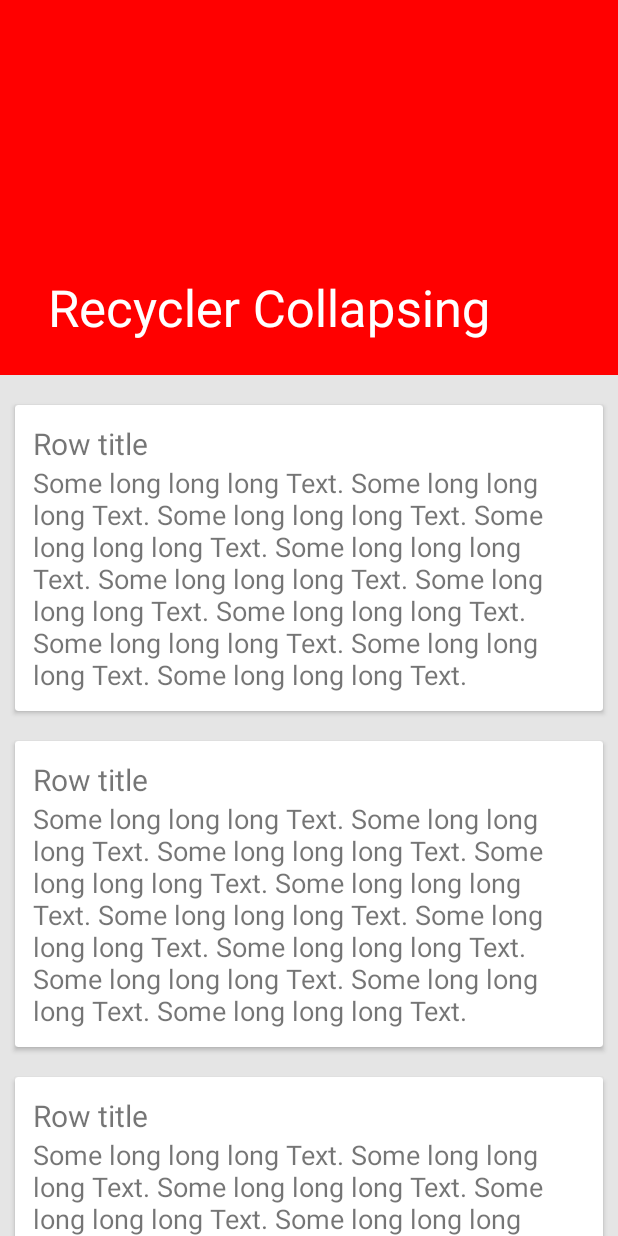
After one commit to Kirchhoff-/Example, an Android app: the RecyclerCollapsingToolbarActivity screen opened directly, with no data from a screen before it, on a phone screen of 412 x 824 dp. The commit adds this screen. Run offline under Robolectric (Android 15) with nearby library versions, the phone set to English and light mode, and no system bars.

Commit message:
Add Collapsing toolbar example.

```diff
--- a/app/src/main/AndroidManifest.xml
+++ b/app/src/main/AndroidManifest.xml
@@ -37,6 +37,11 @@
             android:name=".ui.recycler.swipe.RecyclerCustomSwipeActivity"
             android:label="@string/custom.recycler.swipe" />
 
+        <activity
+            android:name=".ui.recycler.toolbar.RecyclerCollapsingToolbarActivity"
+            android:label="@string/recycler.collapsing.title"
+            android:theme="@style/AppTheme.NoActionBar" />
+
     </application>
 
 </manifest>
--- a/app/src/main/java/com/example/kirchhoff/example/MainActivity.java
+++ b/app/src/main/java/com/example/kirchhoff/example/MainActivity.java
@@ -8,6 +8,7 @@ import com.example.kirchhoff.example.ui.databinding.DataBindingActivity;
 import com.example.kirchhoff.example.ui.fab.FabAnimationActivity;
 import com.example.kirchhoff.example.ui.recycler.search.RecyclerSearchActivity;
 import com.example.kirchhoff.example.ui.recycler.swipe.RecyclerCustomSwipeActivity;
+import com.example.kirchhoff.example.ui.recycler.toolbar.RecyclerCollapsingToolbarActivity;
 
 public class MainActivity extends AppCompatActivity implements View.OnClickListener {
 
@@ -20,6 +21,7 @@ public class MainActivity extends AppCompatActivity implements View.OnClickListe
         findViewById(R.id.dataBindingExample).setOnClickListener(this);
         findViewById(R.id.fabAnimationExample).setOnClickListener(this);
         findViewById(R.id.customRecyclerSwipe).setOnClickListener(this);
+        findViewById(R.id.recyclerCollapsing).setOnClickListener(this);
     }
 
     @Override
@@ -32,5 +34,7 @@ public class MainActivity extends AppCompatActivity implements View.OnClickListe
             FabAnimationActivity.startMe(this);
         else if (view.getId() == R.id.customRecyclerSwipe)
             RecyclerCustomSwipeActivity.startMe(this);
+        else if (view.getId() == R.id.recyclerCollapsing)
+            RecyclerCollapsingToolbarActivity.startMe(this);
     }
 }
--- /dev/null
+++ b/app/src/main/java/com/example/kirchhoff/example/ui/recycler/toolbar/RecyclerCollapsingToolbarActivity.java
@@ -0,0 +1,32 @@
+package com.example.kirchhoff.example.ui.recycler.toolbar;
+
+import android.content.Context;
+import android.content.Intent;
+import android.os.Bundle;
+import android.support.annotation.Nullable;
+import android.support.v7.app.AppCompatActivity;
+import android.support.v7.widget.Toolbar;
+
+import com.example.kirchhoff.example.R;
+
+/**
+ * @author Kirchhoff-
+ */
+
+public class RecyclerCollapsingToolbarActivity extends AppCompatActivity {
+
+
+    public static void startMe(Context context) {
+        Intent intent = new Intent(context, RecyclerCollapsingToolbarActivity.class);
+        context.startActivity(intent);
+    }
+
+
+    @Override
+    protected void onCreate(@Nullable Bundle savedInstanceState) {
+        super.onCreate(savedInstanceState);
+        setContentView(R.layout.a_recycler_collapsing_toolbard);
+        Toolbar toolbar = (Toolbar) findViewById(R.id.toolbar);
+        setSupportActionBar(toolbar);
+    }
+}
--- a/app/src/main/res/layout/a_main.xml
+++ b/app/src/main/res/layout/a_main.xml
@@ -31,4 +31,11 @@
         android:layout_height="wrap_content"
         android:text="@string/custom.recycler.swipe.example" />
 
+
+    <Button
+        android:id="@+id/recyclerCollapsing"
+        android:layout_width="match_parent"
+        android:layout_height="wrap_content"
+        android:text="@string/recycler.collapsing.example" />
+
 </LinearLayout>
--- /dev/null
+++ b/app/src/main/res/layout/a_recycler_collapsing_toolbard.xml
@@ -0,0 +1,58 @@
+<?xml version="1.0" encoding="utf-8"?>
+<android.support.design.widget.CoordinatorLayout xmlns:android="http://schemas.android.com/apk/res/android"
+    xmlns:app="http://schemas.android.com/apk/res-auto"
+    android:layout_width="match_parent"
+    android:layout_height="match_parent">
+
+    <android.support.design.widget.AppBarLayout
+        android:layout_width="match_parent"
+        android:layout_height="250dp"
+        android:theme="@style/ThemeOverlay.AppCompat.Dark.ActionBar">
+
+        <android.support.design.widget.CollapsingToolbarLayout
+            android:id="@+id/collapsing_toolbar"
+            android:layout_width="match_parent"
+            android:layout_height="match_parent"
+            app:contentScrim="?attr/colorPrimary"
+            app:layout_scrollFlags="scroll|exitUntilCollapsed">
+
+            <ImageView
+                android:layout_width="match_parent"
+                android:layout_height="match_parent"
+                android:background="#FF0000"
+                android:scaleType="centerCrop"
+                app:layout_collapseMode="parallax" />
+
+            <android.support.v7.widget.Toolbar
+                android:id="@+id/toolbar"
+                android:layout_width="match_parent"
+                android:layout_height="?attr/actionBarSize"
+                app:layout_collapseMode="pin" />
+
+        </android.support.design.widget.CollapsingToolbarLayout>
+
+    </android.support.design.widget.AppBarLayout>
+
+    <android.support.v4.widget.NestedScrollView
+        android:layout_width="match_parent"
+        android:layout_height="match_parent"
+        android:background="#ffe5e5e5"
+        app:layout_behavior="@string/appbar_scrolling_view_behavior">
+
+        <LinearLayout
+            android:layout_width="match_parent"
+            android:layout_height="match_parent"
+            android:orientation="vertical"
+            android:paddingTop="10dp">
+
+            <include layout="@layout/r_recycler_collapsing" />
+
+            <include layout="@layout/r_recycler_collapsing" />
+
+            <include layout="@layout/r_recycler_collapsing" />
+
+        </LinearLayout>
+
+    </android.support.v4.widget.NestedScrollView>
+
+</android.support.design.widget.CoordinatorLayout>
--- /dev/null
+++ b/app/src/main/res/layout/r_recycler_collapsing.xml
@@ -0,0 +1,27 @@
+<?xml version="1.0" encoding="utf-8"?>
+<android.support.v7.widget.CardView xmlns:android="http://schemas.android.com/apk/res/android"
+    android:layout_width="match_parent"
+    android:layout_height="wrap_content"
+    android:layout_margin="10dp">
+
+    <LinearLayout
+        android:layout_width="match_parent"
+        android:layout_height="wrap_content"
+        android:orientation="vertical"
+        android:padding="12dp">
+
+        <TextView
+            android:layout_width="match_parent"
+            android:layout_height="wrap_content"
+            android:text="@string/recycler.collapsing.row.title"
+            android:textSize="20sp" />
+
+        <TextView
+            android:layout_width="match_parent"
+            android:layout_height="wrap_content"
+            android:text="@string/recycler.collapsing.row.text"
+            android:textSize="18sp" />
+
+    </LinearLayout>
+
+</android.support.v7.widget.CardView>
--- a/app/src/main/res/values/strings.xml
+++ b/app/src/main/res/values/strings.xml
@@ -12,4 +12,14 @@
 
     <string name="custom.recycler.swipe">Custom recycler swipe</string>
     <string name="custom.recycler.swipe.example">Custom recycler swipe example</string>
+
+    <string name="recycler.collapsing.title">Recycler Collapsing</string>
+    <string name="recycler.collapsing.example">Recycler collapsing example</string>
+    <string name="recycler.collapsing.row.title">Row title</string>
+    <string name="recycler.collapsing.row.text">Some long long long Text.
+        Some long long long Text. Some long long long Text.
+        Some long long long Text. Some long long long Text.
+        Some long long long Text. Some long long long Text.
+        Some long long long Text. Some long long long Text.
+        Some long long long Text. Some long long long Text.</string>
 </resources>
```
